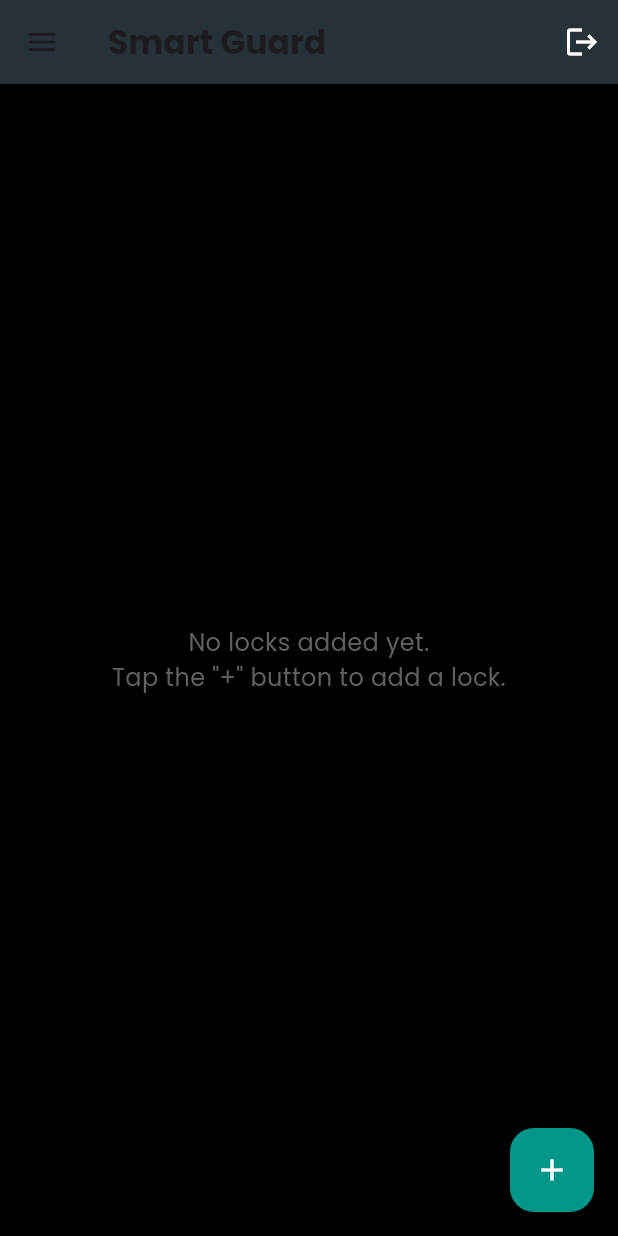
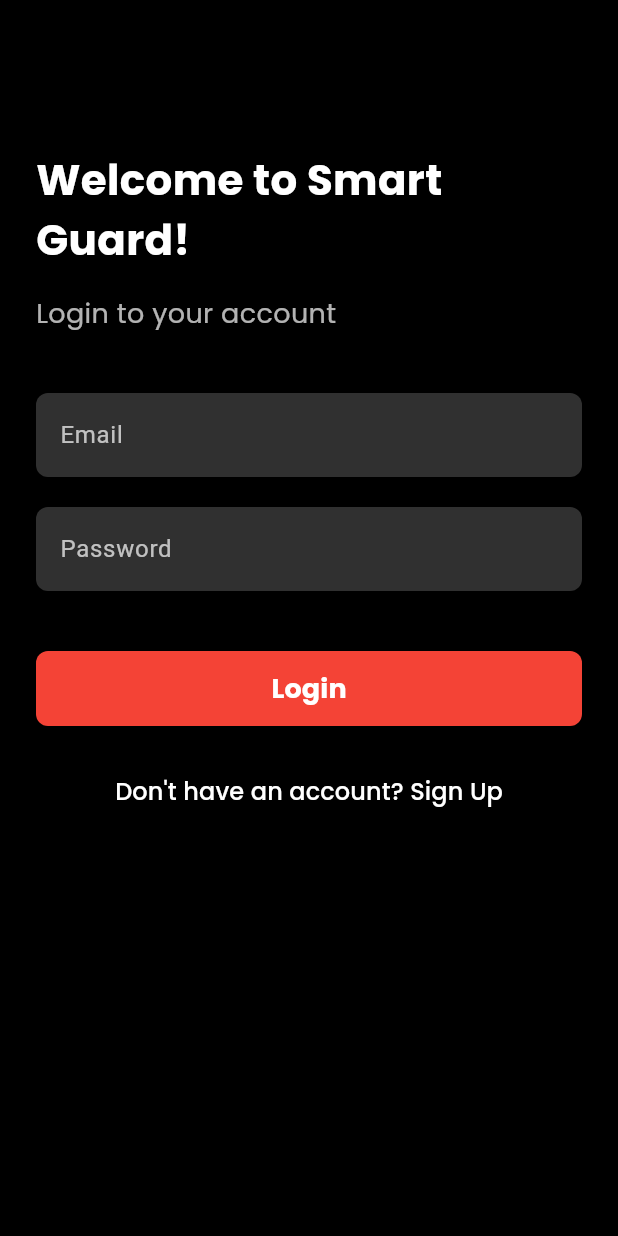
Before and after one commit to abhy2003/Smart_Guard, a Flutter app: the screen it shows after launch, on a phone screen of 412 x 824 dp. Run offline on Flutter 3.47's test engine with Material 3 defaults, Android fonts, the phone set to English and light mode, and no system bars; our stand-ins replace get, google_fonts.

Commit message:
28-12-2024 6:53

```diff
--- a/lib/controller/login_controller.dart
+++ b/lib/controller/login_controller.dart
@@ -6,17 +6,19 @@
 class LoginController extends GetxController {
   final LoginModel loginModel = LoginModel();
 
-  // Email and password controllers
+
   final emailController = TextEditingController();
   final passwordController = TextEditingController();
 
-  // Handle login
+
+  RxString name = "John Doe".obs;
+  RxString email = "johndoe@example.com".obs;
+
   void login() {
     String? emailError = loginModel.validateEmail(emailController.text);
     String? passwordError = loginModel.validatePassword(passwordController.text);
 
     if (emailError == null && passwordError == null) {
-      // Logic for successful login
       Get.snackbar(
         'Success',
         'Login successful!',
@@ -26,10 +28,9 @@
       );
       Get.toNamed('/home');
     } else {
-      // Show validation errors
       Get.snackbar(
         'Error',
-        emailError ?? passwordError!,
+        emailError ?? passwordError ?? 'Unknown error',
         snackPosition: SnackPosition.BOTTOM,
         backgroundColor: Colors.red,
         colorText: Colors.white,
@@ -37,7 +38,6 @@
     }
   }
 
-  // Navigate to Sign Up
   void navigateToSignUp() {
     Get.toNamed('/signup');
   }
--- a/lib/main.dart
+++ b/lib/main.dart
@@ -13,9 +13,9 @@
   Widget build(BuildContext context) {
     return GetMaterialApp(
       debugShowCheckedModeBanner: false,
-      initialRoute: '/',
+      initialRoute: '/login',
       getPages: [
-        GetPage(name: '/', page: () => LoginPage()),
+        GetPage(name: '/login', page: () => LoginPage()),
         GetPage(name: '/signup', page: () => SignUpScreen()),
         GetPage(name: '/home', page: () => Homescreen(),)
       ],
--- a/lib/model/lock_model.dart
+++ b/lib/model/homescreen_model.dart
@@ -1,4 +1,3 @@
-// models/home_screen_model.dart
 class HomeScreenModel {
   String nickname;
   String lockId;
--- a/lib/model/login_model.dart
+++ b/lib/model/login_model.dart
@@ -4,7 +4,7 @@
 
   LoginModel({this.email, this.password});
 
-  // Validate email
+
   String? validateEmail(String? value) {
     final emailRegex =
     RegExp(r'^[a-zA-Z0-9._%+-]+@[a-zA-Z0-9.-]+\.[a-zA-Z]{2,}$');
@@ -16,7 +16,6 @@
     return null;
   }
 
-  // Validate password
   String? validatePassword(String? value) {
     final passwordRegex = RegExp(
         r'^(?=.*[A-Z])(?=.*\d)(?=.*[!@#$%^&*(),.?":{}|<>])[A-Za-z\d!@#$%^&*(),.?":{}|<>]{8,}$');
--- a/lib/view/loginscreen.dart
+++ b/lib/view/loginscreen.dart
@@ -1,153 +1,51 @@
 import 'package:flutter/material.dart';
 import 'package:get/get.dart';
 import 'package:google_fonts/google_fonts.dart';
-import '../controller/homescreen_controller.dart';
-import '../model/lock_model.dart';
+import '../controller/login_controller.dart';
 
 class LoginPage extends StatelessWidget {
-  final HomeController controller = Get.put(HomeController());
+  final LoginController controller = Get.put(LoginController());
 
   @override
   Widget build(BuildContext context) {
     return Scaffold(
       backgroundColor: Colors.black,
-      appBar: AppBar(
-        title: Text('Smart Guard', style: GoogleFonts.poppins(fontWeight: FontWeight.bold)),
-        backgroundColor: Colors.blueGrey[900],
-        actions: [
-          IconButton(
-            icon: Icon(Icons.logout, color: Colors.white),
-            onPressed: controller.logout,
-          ),
-        ],
-      ),
-      drawer: _buildDrawer(),
-      body: Obx(() {
-        if (controller.locks.isEmpty) {
-          return Center(
-            child: Text(
-              'No locks added yet.\nTap the "+" button to add a lock.',
-              textAlign: TextAlign.center,
-              style: GoogleFonts.poppins(fontSize: 16, color: Colors.grey[700]),
-            ),
-          );
-        }
-
-        return ListView.builder(
-          padding: const EdgeInsets.all(16),
-          itemCount: controller.locks.length,
-          itemBuilder: (context, index) {
-            final lock = controller.locks[index];
-            return _buildLockCard(lock);
-          },
-        );
-      }),
-      floatingActionButton: FloatingActionButton(
-        onPressed: _showConnectSheet,
-        backgroundColor: Colors.teal,
-        child: Icon(Icons.add, color: Colors.white),
-      ),
-    );
-  }
-
-  Widget _buildDrawer() {
-    return Drawer(
-      child: Container(
-        color: Colors.blueGrey[900],
-        child: Obx(() {
-          return Column(
+      body: SingleChildScrollView(
+        child: Padding(
+          padding: const EdgeInsets.symmetric(horizontal: 24.0),
+          child: Column(
+            mainAxisAlignment: MainAxisAlignment.center,
+            crossAxisAlignment: CrossAxisAlignment.start,
             children: [
-              DrawerHeader(
-                child: Center(
-                  child: Text(
-                    'Smart Guard',
-                    style: GoogleFonts.poppins(color: Colors.white, fontSize: 24, fontWeight: FontWeight.bold),
+              SizedBox(height: 100),
+              Text(
+                'Welcome to Smart Guard!',
+                style: GoogleFonts.poppins(
+                  color: Colors.white,
+                  fontSize: 28,
+                  fontWeight: FontWeight.bold,
                 ),
               ),
-              ),
-              Expanded(
-                child: ListView.builder(
-                  itemCount: controller.locks.length,
-                  itemBuilder: (context, index) {
-                    final lock = controller.locks[index];
-                    return ListTile(
-                      title: Text(lock.nickname, style: TextStyle(color: Colors.white)),
-                      subtitle: Text('Lock ID: ${lock.lockId}', style: TextStyle(color: Colors.white70)),
-                      trailing: IconButton(
-                        icon: Icon(Icons.delete, color: Colors.redAccent),
-                        onPressed: () => controller.removeLock(lock),
-                      ),
-                      onTap: () {
-                        controller.selectLock(lock);
-                        Get.back();
-                      },
-                    );
-                  },
+              SizedBox(height: 16),
+              Text(
+                'Login to your account',
+                style: GoogleFonts.poppins(
+                  color: Colors.white70,
+                  fontSize: 18,
                 ),
               ),
-            ],
-          );
-        }),
-      ),
-    );
-  }
-
-  Widget _buildLockCard(HomeScreenModel lock) {
-    return Card(
-      elevation: 4,
-      margin: const EdgeInsets.symmetric(vertical: 8),
-      color: Colors.grey[850],
-      child: Padding(
-        padding: const EdgeInsets.all(16),
+              SizedBox(height: 40),
+              Form(
                 child: Column(
-          crossAxisAlignment: CrossAxisAlignment.start,
                   children: [
-            Text(
-              lock.nickname,
-              style: GoogleFonts.poppins(fontSize: 18, fontWeight: FontWeight.bold, color: Colors.white),
-            ),
-            SizedBox(height: 8),
-            Text('Lock ID: ${lock.lockId}', style: GoogleFonts.poppins(fontSize: 14, color: Colors.white70)),
-            SizedBox(height: 8),
-            Row(
-              children: [
-                Text(
-                  'Status: ',
-                  style: GoogleFonts.poppins(fontSize: 14, fontWeight: FontWeight.bold, color: Colors.white),
-                ),
-                Text(
-                  lock.lockStatus == 'locked' ? 'Locked' : 'Unlocked',
-                  style: GoogleFonts.poppins(
-                    fontSize: 14,
-                    color: lock.lockStatus == 'locked' ? Colors.red : Colors.green,
-                  ),
-                ),
-              ],
-            ),
-            SizedBox(height: 8),
-            Text('Tampering: ${lock.tamperingValue ?? "No"}', style: GoogleFonts.poppins(fontSize: 14, color: Colors.white70)),
-            Text('Sensor: ${lock.sensorvalue ?? "N/A"}', style: GoogleFonts.poppins(fontSize: 14, color: Colors.white70)),
-          ],
-        ),
-      ),
-    );
-  }
-
-  void _showConnectSheet() {
-    Get.bottomSheet(
-      Container(
-        padding: EdgeInsets.all(16),
-        color: Colors.grey[850],
-        child: Column(
-          mainAxisSize: MainAxisSize.min,
-          children: [
-            TextField(
-              controller: controller.nicknameController,
+                    TextFormField(
+                      controller: controller.emailController,
+                      style: TextStyle(color: Colors.white),
                       decoration: InputDecoration(
-                labelText: 'Nickname',
+                        labelText: 'Email',
                         labelStyle: TextStyle(color: Colors.white70),
                         filled: true,
-                fillColor: Colors.grey[700],
+                        fillColor: Colors.grey[850],
                         border: OutlineInputBorder(
                           borderRadius: BorderRadius.circular(8),
                           borderSide: BorderSide.none,
@@ -158,14 +56,16 @@
                         ),
                       ),
                     ),
-            SizedBox(height: 16),
-            TextField(
-              controller: controller.lockIdController,
+                    SizedBox(height: 20),
+                    TextFormField(
+                      controller: controller.passwordController,
+                      obscureText: true,
+                      style: TextStyle(color: Colors.white),
                       decoration: InputDecoration(
-                labelText: 'Lock ID',
+                        labelText: 'Password',
                         labelStyle: TextStyle(color: Colors.white70),
                         filled: true,
-                fillColor: Colors.grey[700],
+                        fillColor: Colors.grey[850],
                         border: OutlineInputBorder(
                           borderRadius: BorderRadius.circular(8),
                           borderSide: BorderSide.none,
@@ -176,16 +76,50 @@
                         ),
                       ),
                     ),
-            SizedBox(height: 16),
-            ElevatedButton(
-              onPressed: () {
-                controller.connectLock();
-                Get.back();
-              },
-              child: Text('Add Lock', style: GoogleFonts.poppins(fontSize: 18, fontWeight: FontWeight.bold)),
-              style: ElevatedButton.styleFrom(backgroundColor: Colors.teal),
+                    SizedBox(height: 40),
+                    Center(
+                      child: SizedBox(
+                        width: double.infinity,
+                        height: 50,
+                        child: ElevatedButton(
+                          onPressed: controller.login,
+                          style: ElevatedButton.styleFrom(
+                            backgroundColor: Colors.red,
+                            shape: RoundedRectangleBorder(
+                              borderRadius: BorderRadius.circular(8),
+                            ),
+                          ),
+                          child: Text(
+                            'Login',
+                            style: GoogleFonts.poppins(
+                              color: Colors.white,
+                              fontSize: 18,
+                              fontWeight: FontWeight.bold,
+                            ),
+                          ),
+                        ),
+                      ),
+                    ),
+                    SizedBox(height: 20),
+                    Center(
+                      child: TextButton(
+                        onPressed: controller.navigateToSignUp,
+                        child: Text(
+                          'Don\'t have an account? Sign Up',
+                          style: GoogleFonts.poppins(
+                            color: Colors.white,
+                            fontSize: 16,
+                            fontWeight: FontWeight.w500,
+                          ),
+                        ),
+                      ),
                     ),
                   ],
+                ),
+              ),
+              SizedBox(height: 50),
+            ],
+          ),
         ),
       ),
     );
```
Also changed, not shown: lib/controller/homescreen_controller.dart (+7 -7 lines), lib/view/homescreen.dart (+116 -45 lines). Lines whose indentation alone changed are shown as unchanged.
